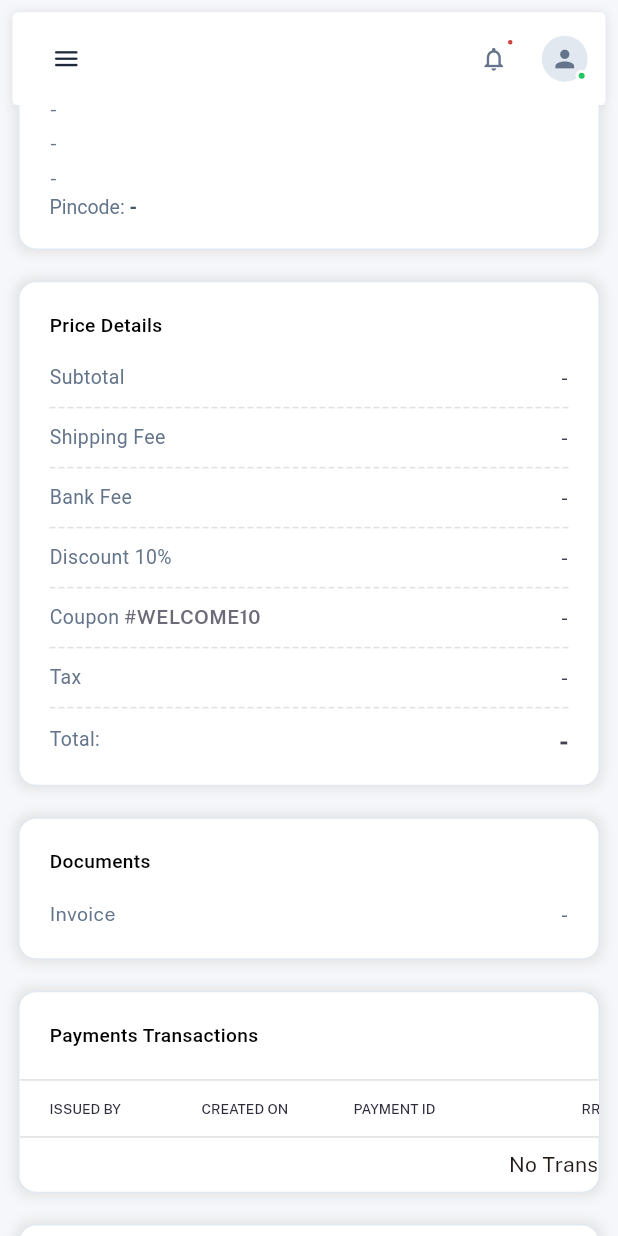
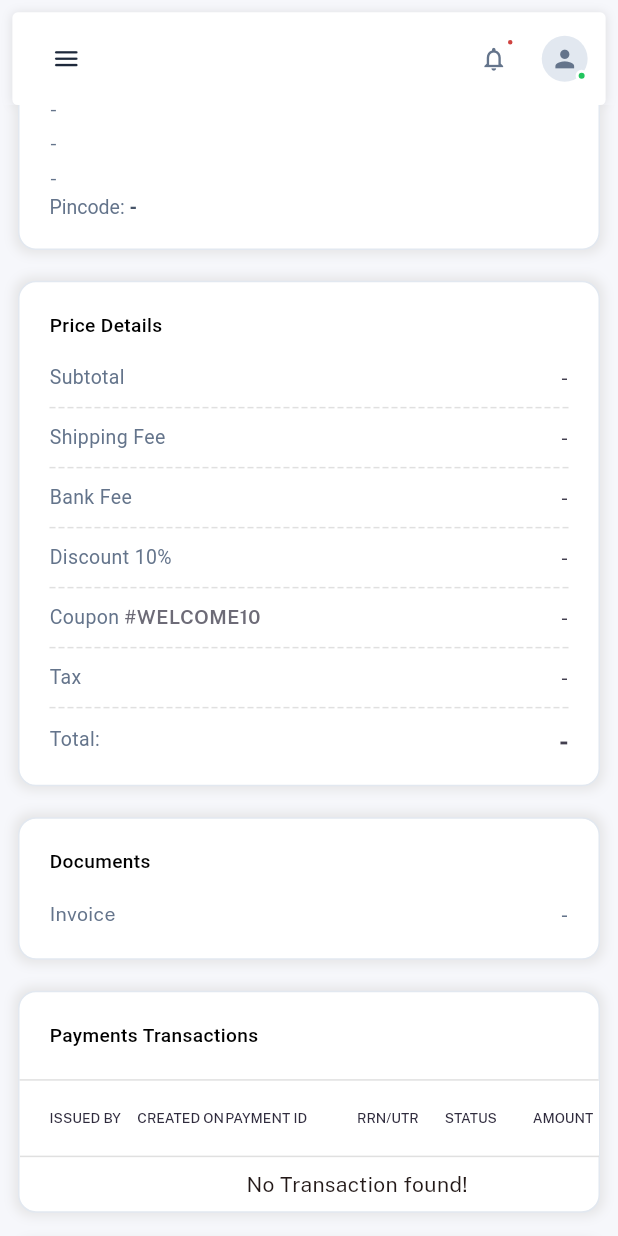
Before and after one commit to tufanmajumder/bulkify-ui, a Flutter app: the OrderDetailsScreen screen opened by its route, scrolled down 576 dp, on a phone screen of 412 x 824 dp. Run offline on Flutter 3.47's test engine with Material 3 defaults, Android fonts, the phone set to English and light mode, and no system bars; drawn by our look-alikes of dotted_line; our stand-ins replace device_info_plus, dio, flutter_screenutil, flutter_svg, get, image_picker and 4 more; missing offline and left inert: dart:html; accounts and stored records are empty; Roboto replaces fonts that are missing (Public-Sans); project files that could hold a hidden picture were left out.

Commit message:
font change

```diff
--- a/WebAdmin/lib/views/order_details_screen.dart
+++ b/WebAdmin/lib/views/order_details_screen.dart
@@ -1067,8 +1067,8 @@ class OrderDetailsScreen extends StatelessWidget {
           Divider(height: 1, color: Colors.grey.shade300),
           LayoutBuilder(
             builder: (context, constraints) {
-              final double tableWidth = constraints.maxWidth < 800
-                  ? 800.0
+              final double tableWidth = constraints.maxWidth < 450
+                  ? 450.0
                   : constraints.maxWidth;
               return SingleChildScrollView(
                 scrollDirection: Axis.horizontal,
@@ -1125,7 +1125,7 @@ class OrderDetailsScreen extends StatelessWidget {
                               ),
                             ),
                             Expanded(
-                              flex: 3,
+                              flex: 2,
                               child: Text(
                                 'RRN/UTR',
                                 style: TextStyle(
@@ -1215,7 +1215,7 @@ class OrderDetailsScreen extends StatelessWidget {
                                           child: Text(
                                             tx.issuedBy,
                                             style: const TextStyle(
-                                              fontSize: 12,
+                                              fontSize: 13,
                                               color: Color(0xFF64748B),
                                             ),
                                           ),
@@ -1231,7 +1231,7 @@ class OrderDetailsScreen extends StatelessWidget {
                                                     tx.createdOn,
                                                   ),
                                             style: const TextStyle(
-                                              fontSize: 11,
+                                              fontSize: 13,
                                               color: Color(0xFF64748B),
                                               height: 1.3,
                                             ),
@@ -1246,7 +1246,7 @@ class OrderDetailsScreen extends StatelessWidget {
                                               Text(
                                                 tx.paymentId,
                                                 style: const TextStyle(
-                                                  fontSize: 12,
+                                                  fontSize: 13,
                                                   color: Color(0xFF64748B),
                                                 ),
                                               ),
@@ -1254,7 +1254,7 @@ class OrderDetailsScreen extends StatelessWidget {
                                               Text(
                                                 tx.paymentMethod,
                                                 style: const TextStyle(
-                                                  fontSize: 10,
+                                                  fontSize: 11,
                                                   color: Color(0xFF94A3B8),
                                                 ),
                                               ),
@@ -1262,11 +1262,11 @@ class OrderDetailsScreen extends StatelessWidget {
                                           ),
                                         ),
                                         Expanded(
-                                          flex: 3,
+                                          flex: 2,
                                           child: Text(
                                             tx.rrnUtr,
                                             style: const TextStyle(
-                                              fontSize: 12,
+                                              fontSize: 13,
                                               color: Color(0xFF64748B),
                                             ),
                                           ),
@@ -1289,7 +1289,7 @@ class OrderDetailsScreen extends StatelessWidget {
                                               child: Text(
                                                 tx.status,
                                                 style: const TextStyle(
-                                                  fontSize: 11,
+                                                  fontSize: 13,
                                                   fontWeight: FontWeight.w600,
                                                   color: Color(0xFF10B981),
                                                 ),
@@ -1302,7 +1302,7 @@ class OrderDetailsScreen extends StatelessWidget {
                                           child: _buildRupeeText(
                                             tx.amount,
                                             style: const TextStyle(
-                                              fontSize: 12,
+                                              fontSize: 13,
                                               color: Color(0xFF64748B),
                                             ),
                                           ),
@@ -1376,8 +1376,8 @@ class OrderDetailsScreen extends StatelessWidget {
 
           LayoutBuilder(
             builder: (context, constraints) {
-              final double tableWidth = constraints.maxWidth < 700
-                  ? 700.0
+              final double tableWidth = constraints.maxWidth < 450
+                  ? 450.0
                   : constraints.maxWidth;
               return SingleChildScrollView(
                 scrollDirection: Axis.horizontal,
```
